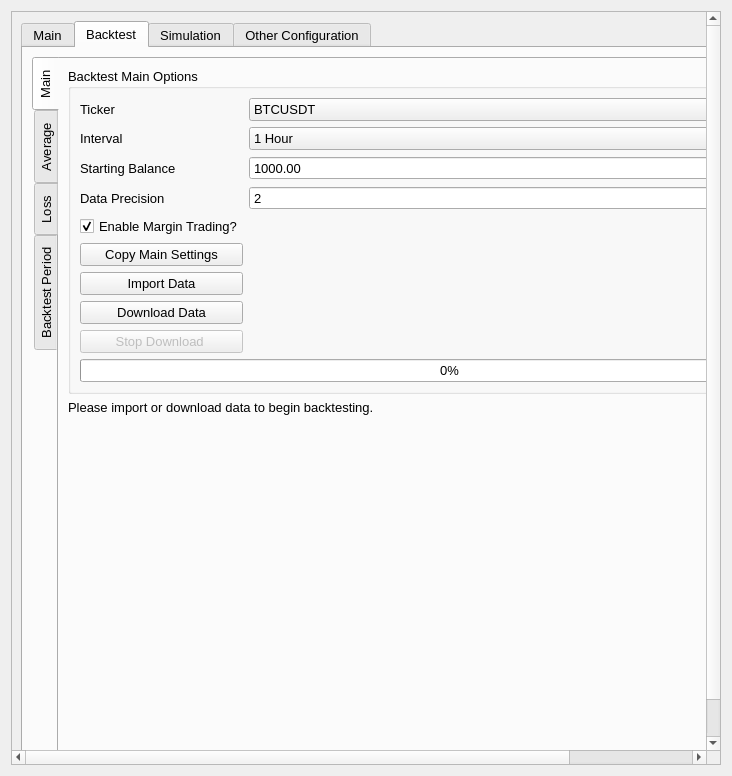
Qt form UI/configuration.ui (ZENALC/algobot) before a commit.
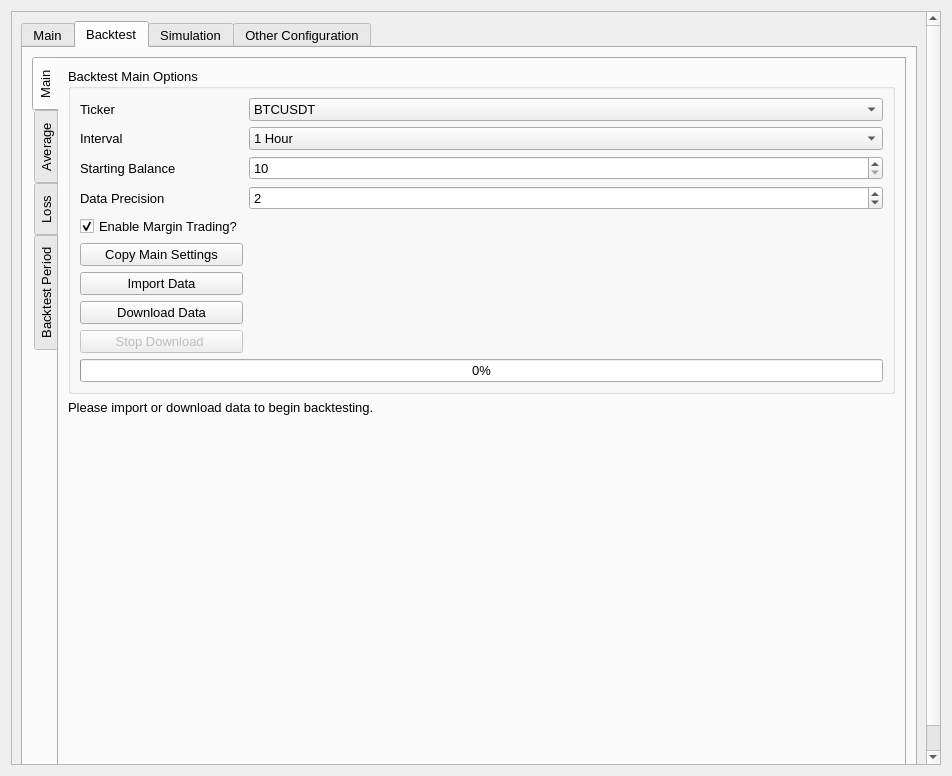
The same form after that commit. The open tabs and pages were chosen to show the change.

Diff of the .ui file:
```diff
--- a/UI/configuration.ui
+++ b/UI/configuration.ui
@@ -6,7 +6,7 @@
    <rect>
     <x>0</x>
     <y>0</y>
-    <width>732</width>
+    <width>952</width>
     <height>776</height>
    </rect>
   </property>
@@ -36,8 +36,8 @@
        <rect>
         <x>0</x>
         <y>0</y>
-        <width>850</width>
-        <height>739</height>
+        <width>932</width>
+        <height>756</height>
        </rect>
       </property>
       <layout class="QGridLayout" name="gridLayout_35">
@@ -1244,19 +1244,6 @@
                     </item>
                    </widget>
                   </item>
-                  <item row="3" column="1" colspan="2">
-                   <widget class="QDoubleSpinBox" name="backtestStartingBalanceSpinBox">
-                    <property name="minimum">
-                     <double>1.000000000000000</double>
-                    </property>
-                    <property name="maximum">
-                     <double>10000000.000000000000000</double>
-                    </property>
-                    <property name="value">
-                     <double>1000.000000000000000</double>
-                    </property>
-                   </widget>
-                  </item>
                   <item row="2" column="1" colspan="2">
                    <widget class="QComboBox" name="backtestIntervalComboBox">
                     <property name="font">
@@ -1454,6 +1441,16 @@
                     </property>
                    </widget>
                   </item>
+                  <item row="3" column="1" colspan="2">
+                   <widget class="QSpinBox" name="backtestStartingBalanceSpinBox">
+                    <property name="minimum">
+                     <number>10</number>
+                    </property>
+                    <property name="maximum">
+                     <number>999999999</number>
+                    </property>
+                   </widget>
+                  </item>
                  </layout>
                 </widget>
                </item>
```
Left out of the diff: 4 changed lines with no effect on the pictures.
